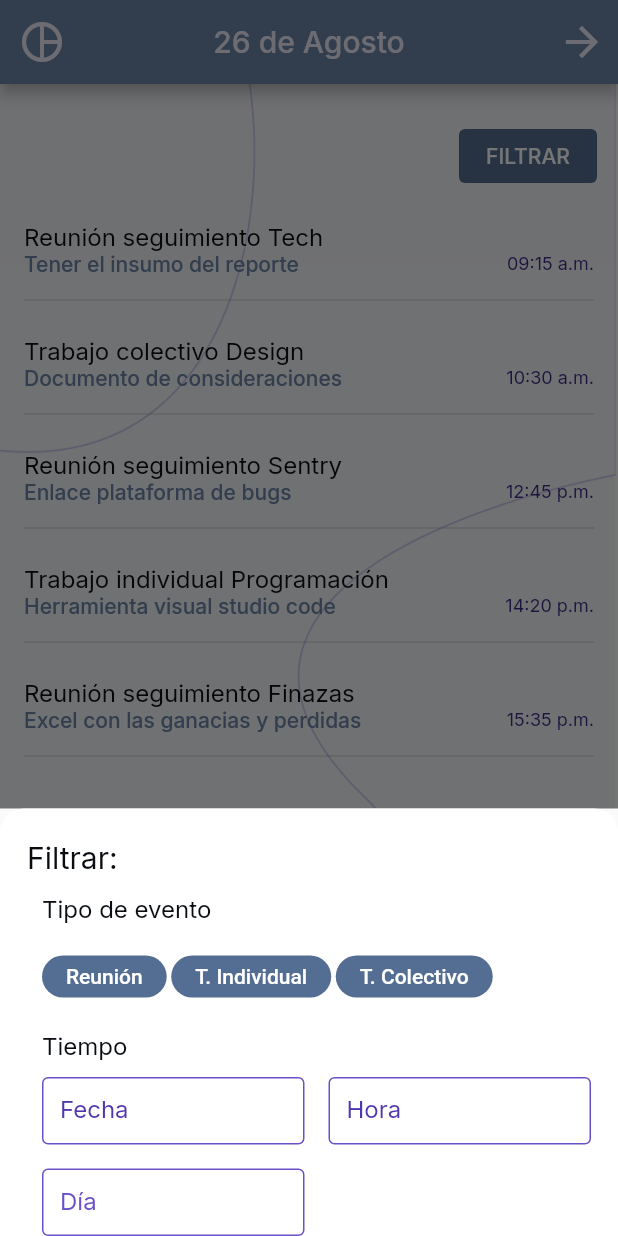
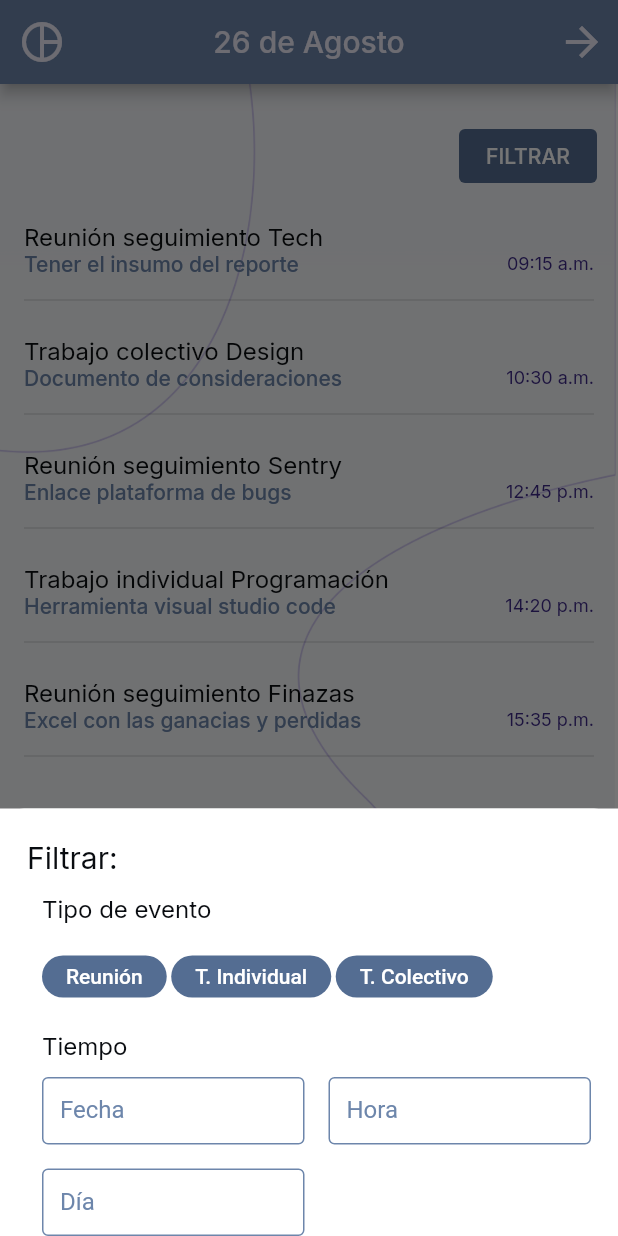
Before and after one commit to JulianP911/MISW4302-UX-Mejoramiento-De-La-Experiencia-De-Usuario, a Flutter app: the EventsWithAlarmsView screen opened by its route, after a tap on "FILTRAR", on a phone screen of 412 x 824 dp. Run offline on Flutter 3.47's test engine with Material 3 defaults, Android fonts, the light colour scheme and no system bars; drawn by our look-alikes of flutter_slidable; our stand-ins replace google_fonts.

Commit message:
feat(mobile): Make improvements in views according to figma

```diff
--- a/mobile/lib/calendar_synchronization_view.dart
+++ b/mobile/lib/calendar_synchronization_view.dart
@@ -15,7 +15,9 @@ class CalendarSynchronizarionView extends StatelessWidget {
             color: const Color(0xFF090C10),
           ),
         ),
+        backgroundColor: Colors.transparent,
         centerTitle: true,
+        elevation: 0,
       ),
       body: Stack(
         fit: StackFit.expand,
@@ -24,7 +26,8 @@ class CalendarSynchronizarionView extends StatelessWidget {
             decoration: const BoxDecoration(
               image: DecorationImage(
                 image: AssetImage(
-                    'assets/backgroung_calendar_synchronization.png'),
+                  'assets/backgroung_calendar_synchronization.png',
+                ),
                 fit: BoxFit.cover,
               ),
             ),
--- a/mobile/lib/events_filter_view.dart
+++ b/mobile/lib/events_filter_view.dart
@@ -2,6 +2,7 @@ import 'package:flutter/cupertino.dart';
 import 'package:flutter/material.dart';
 import 'package:flutter/widgets.dart';
 import 'package:google_fonts/google_fonts.dart';
+import 'package:mobile/utils/utils.dart';
 
 class EventsFilterView extends StatelessWidget {
   const EventsFilterView({super.key});
@@ -17,14 +18,6 @@ class EventsFilterView extends StatelessWidget {
     return DecoratedBox(
       decoration: const BoxDecoration(
         color: Colors.white,
-        borderRadius: BorderRadius.only(
-          topLeft: Radius.circular(
-            16,
-          ),
-          topRight: Radius.circular(
-            16,
-          ),
-        ),
       ),
       child: Container(
         constraints: BoxConstraints(
@@ -149,21 +142,24 @@ class EventsFilterView extends StatelessWidget {
                                   height: 45,
                                   child: TextField(
                                     decoration: InputDecoration(
-                                      border: const OutlineInputBorder(),
                                       labelText: 'Fecha',
                                       hintText: 'Ingrese la fecha',
-                                      labelStyle: GoogleFonts.inter(
-                                        fontSize: 16,
-                                        color: const Color(0xFF5036AF),
+                                      labelStyle: TextStyle(
+                                        color: CustomColors.primary[400],
                                       ),
                                       hintStyle: GoogleFonts.inter(
                                         fontSize: 16,
                                         color: const Color(0xFF5036AF),
                                       ),
-                                      enabledBorder: const OutlineInputBorder(
+                                      border: const OutlineInputBorder(),
+                                      enabledBorder: OutlineInputBorder(
                                         borderSide: BorderSide(
-                                          color: Color(0xFF6A50C9),
-                                          width: 1,
+                                          color: CustomColors.primary[400]!,
+                                        ),
+                                      ),
+                                      focusedBorder: OutlineInputBorder(
+                                        borderSide: BorderSide(
+                                          color: CustomColors.primary[400]!,
                                         ),
                                       ),
                                     ),
@@ -178,21 +174,24 @@ class EventsFilterView extends StatelessWidget {
                                   height: 45,
                                   child: TextField(
                                     decoration: InputDecoration(
-                                      border: const OutlineInputBorder(),
                                       labelText: 'Hora',
                                       hintText: 'Ingrese la hora',
-                                      labelStyle: GoogleFonts.inter(
-                                        fontSize: 16,
-                                        color: const Color(0xFF5036AF),
+                                      labelStyle: TextStyle(
+                                        color: CustomColors.primary[400],
                                       ),
                                       hintStyle: GoogleFonts.inter(
                                         fontSize: 16,
                                         color: const Color(0xFF5036AF),
                                       ),
-                                      enabledBorder: const OutlineInputBorder(
+                                      border: const OutlineInputBorder(),
+                                      enabledBorder: OutlineInputBorder(
                                         borderSide: BorderSide(
-                                          color: Color(0xFF6A50C9),
-                                          width: 1,
+                                          color: CustomColors.primary[400]!,
+                                        ),
+                                      ),
+                                      focusedBorder: OutlineInputBorder(
+                                        borderSide: BorderSide(
+                                          color: CustomColors.primary[400]!,
                                         ),
                                       ),
                                     ),
@@ -214,21 +213,24 @@ class EventsFilterView extends StatelessWidget {
                                   height: 45,
                                   child: TextField(
                                     decoration: InputDecoration(
-                                      border: const OutlineInputBorder(),
                                       labelText: 'Día',
                                       hintText: 'Ingrese la fecha',
-                                      labelStyle: GoogleFonts.inter(
-                                        fontSize: 16,
-                                        color: const Color(0xFF6A50C9),
+                                      labelStyle: TextStyle(
+                                        color: CustomColors.primary[400],
                                       ),
                                       hintStyle: GoogleFonts.inter(
                                         fontSize: 16,
                                         color: const Color(0xFF5036AF),
                                       ),
-                                      enabledBorder: const OutlineInputBorder(
+                                      border: const OutlineInputBorder(),
+                                      enabledBorder: OutlineInputBorder(
                                         borderSide: BorderSide(
-                                          color: Color(0xFF6A50C9),
-                                          width: 1,
+                                          color: CustomColors.primary[400]!,
+                                        ),
+                                      ),
+                                      focusedBorder: OutlineInputBorder(
+                                        borderSide: BorderSide(
+                                          color: CustomColors.primary[400]!,
                                         ),
                                       ),
                                     ),
--- a/mobile/lib/events_with_alarms_view.dart
+++ b/mobile/lib/events_with_alarms_view.dart
@@ -134,6 +134,11 @@ class EventsWithAlarmsView extends StatelessWidget {
                         showModalBottomSheet(
                           context: context,
                           isScrollControlled: true,
+                          shape: const RoundedRectangleBorder(
+                            borderRadius: BorderRadius.vertical(
+                              top: Radius.circular(16),
+                            ),
+                          ),
                           builder: (BuildContext context) {
                             return const EventsFilterView();
                           },
@@ -182,20 +187,6 @@ class EventsWithAlarmsView extends StatelessWidget {
                               }
                             : null,
                         child: Slidable(
-                          startActionPane: ActionPane(
-                            motion: const ScrollMotion(),
-                            children: <Widget>[
-                              SlidableAction(
-                                autoClose: true,
-                                onPressed: (BuildContext context) {},
-                                backgroundColor: Colors.transparent,
-                                foregroundColor: const Color(0xFF1B123A),
-                                label: 'EDITAR',
-                                padding: EdgeInsets.zero,
-                                spacing: 0,
-                              ),
-                            ],
-                          ),
                           endActionPane: ActionPane(
                             motion: const ScrollMotion(),
                             children: <Widget>[
```
Also changed, not shown: mobile/lib/create_event_view.dart (+19 -11 lines), mobile/lib/edit_event_view.dart (+21 -11 lines).
